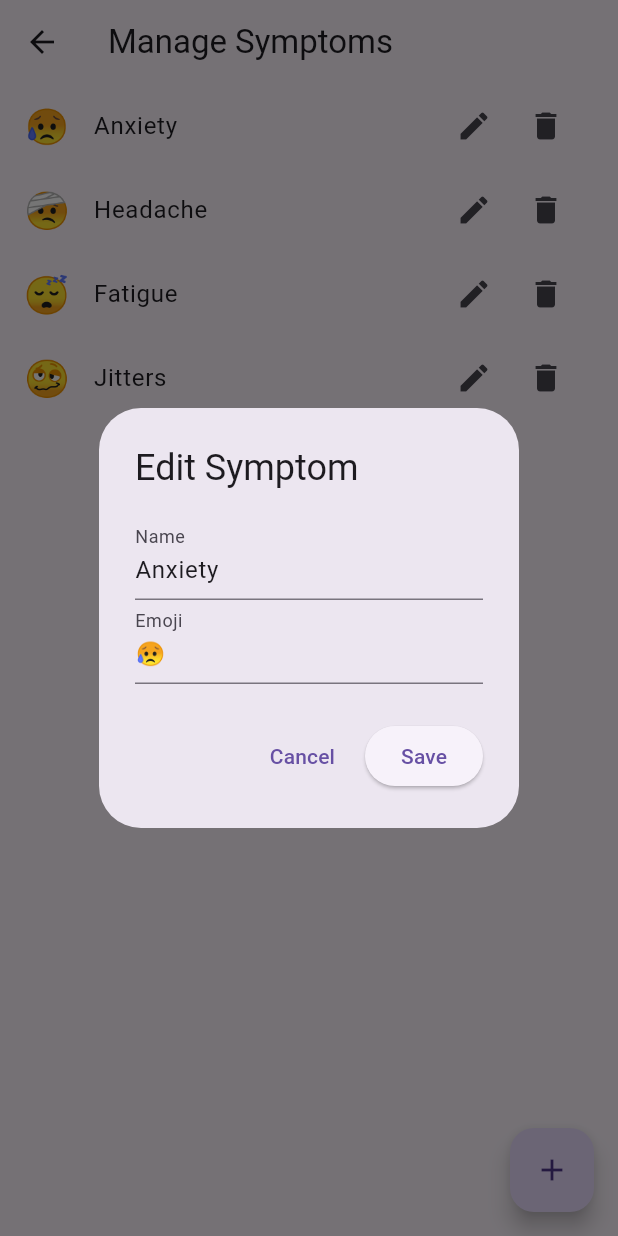
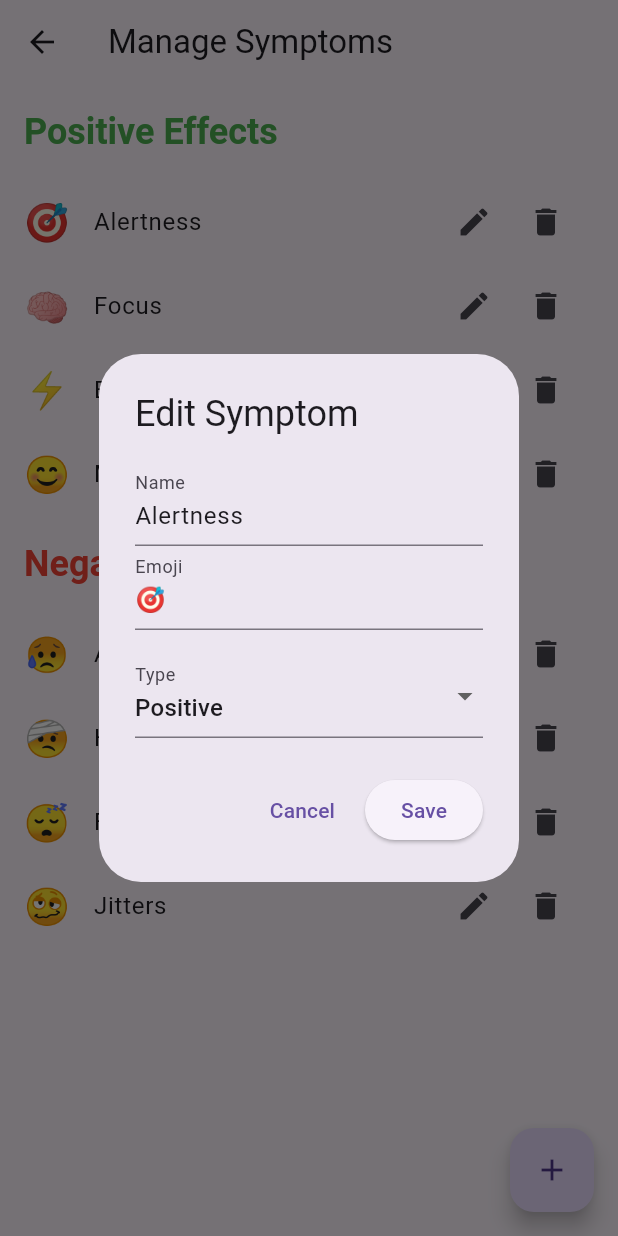
Before and after one commit to drg101/decaf, a Flutter app: the ManageSymptomsPage screen opened directly, after a tap on the "edit" icon, on a phone screen of 412 x 824 dp. Run offline on Flutter 3.47's test engine with Material 3 defaults, Android fonts, the phone set to English and light mode, and no system bars; our stand-ins replace fl_chart, flutter_riverpod, sembast.

Commit message:
Split negative and positive

```diff
--- a/lib/pages/manage_symptoms_page.dart
+++ b/lib/pages/manage_symptoms_page.dart
@@ -16,10 +16,66 @@ class ManageSymptomsPage extends ConsumerWidget {
       ),
       body: symptoms.when(
         data: (symptoms) {
-          return ListView.builder(
-            itemCount: symptoms.length,
-            itemBuilder: (context, index) {
-              final symptom = symptoms[index];
+          final positiveSymptoms = symptoms.where((s) => s.connotation == SymptomConnotation.positive).toList();
+          final negativeSymptoms = symptoms.where((s) => s.connotation == SymptomConnotation.negative).toList();
+
+          return SingleChildScrollView(
+            child: Column(
+              crossAxisAlignment: CrossAxisAlignment.start,
+              children: [
+                if (positiveSymptoms.isNotEmpty) ...[
+                  Padding(
+                    padding: const EdgeInsets.all(16.0),
+                    child: Text(
+                      'Positive Effects',
+                      style: Theme.of(context).textTheme.headlineSmall?.copyWith(
+                        color: Colors.green,
+                        fontWeight: FontWeight.bold,
+                      ),
+                    ),
+                  ),
+                  ...positiveSymptoms.map((symptom) => _buildSymptomTile(context, ref, symptom)),
+                ],
+                if (negativeSymptoms.isNotEmpty) ...[
+                  Padding(
+                    padding: const EdgeInsets.all(16.0),
+                    child: Text(
+                      'Negative Effects',
+                      style: Theme.of(context).textTheme.headlineSmall?.copyWith(
+                        color: Colors.red,
+                        fontWeight: FontWeight.bold,
+                      ),
+                    ),
+                  ),
+                  ...negativeSymptoms.map((symptom) => _buildSymptomTile(context, ref, symptom)),
+                ],
+                if (symptoms.isEmpty)
+                  const Center(
+                    child: Padding(
+                      padding: EdgeInsets.all(32.0),
+                      child: Text('No symptoms added yet'),
+                    ),
+                  ),
+              ],
+            ),
+          );
+        },
+        loading: () => const Center(child: CircularProgressIndicator()),
+        error: (error, stackTrace) => Center(child: Text('Error: $error')),
+      ),
+      floatingActionButton: FloatingActionButton(
+        onPressed: () {
+          showDialog(
+            context: context,
+            builder: (context) => const AddOrEditSymptomDialog(),
+          );
+        },
+        child: const Icon(Icons.add),
+      ),
+    );
+  }
+
+  Widget _buildSymptomTile(BuildContext context, WidgetRef ref, Symptom symptom) {
     return ListTile(
       leading: Text(symptom.emoji, style: const TextStyle(fontSize: 24)),
       title: Text(symptom.name),
@@ -44,21 +100,5 @@ class ManageSymptomsPage extends ConsumerWidget {
         ],
       ),
     );
-            },
-          );
-        },
-        loading: () => const Center(child: CircularProgressIndicator()),
-        error: (error, stackTrace) => Center(child: Text('Error: $error')),
-      ),
-      floatingActionButton: FloatingActionButton(
-        onPressed: () {
-          showDialog(
-            context: context,
-            builder: (context) => const AddOrEditSymptomDialog(),
-          );
-        },
-        child: const Icon(Icons.add),
-      ),
-    );
   }
 }
--- a/lib/providers/symptoms_provider.dart
+++ b/lib/providers/symptoms_provider.dart
@@ -1,6 +1,8 @@
 import 'package:decaf/providers/caffeine_options_provider.dart';
 import 'package:flutter_riverpod/flutter_riverpod.dart';
 import 'package:sembast/sembast.dart';
+
+enum SymptomConnotation { positive, negative }
 
 final symptomsProvider = StateNotifierProvider<SymptomsNotifier, AsyncValue<List<Symptom>>>((ref) {
   return SymptomsNotifier(ref.watch(databaseProvider));
@@ -10,13 +12,15 @@ class Symptom {
   final int? id;
   final String name;
   final String emoji;
+  final SymptomConnotation connotation;
 
-  Symptom({this.id, required this.name, required this.emoji});
+  Symptom({this.id, required this.name, required this.emoji, this.connotation = SymptomConnotation.negative});
 
   Map<String, dynamic> toMap() {
     return {
       'name': name,
       'emoji': emoji,
+      'connotation': connotation.name,
     };
   }
 
@@ -25,6 +29,10 @@ class Symptom {
       id: id,
       name: map['name'],
       emoji: map['emoji'],
+      connotation: SymptomConnotation.values.firstWhere(
+        (e) => e.name == map['connotation'],
+        orElse: () => SymptomConnotation.negative,
+      ),
     );
   }
 }
@@ -53,10 +61,14 @@ class SymptomsNotifier extends StateNotifier<AsyncValue<List<Symptom>>> {
       final count = await store.count(db);
       if (count == 0) {
         await store.addAll(db, [
-          Symptom(name: 'Anxiety', emoji: '😥').toMap(),
-          Symptom(name: 'Headache', emoji: '🤕').toMap(),
-          Symptom(name: 'Fatigue', emoji: '😴').toMap(),
-          Symptom(name: 'Jitters', emoji: '🥴').toMap(),
+          Symptom(name: 'Anxiety', emoji: '😥', connotation: SymptomConnotation.negative).toMap(),
+          Symptom(name: 'Headache', emoji: '🤕', connotation: SymptomConnotation.negative).toMap(),
+          Symptom(name: 'Fatigue', emoji: '😴', connotation: SymptomConnotation.negative).toMap(),
+          Symptom(name: 'Jitters', emoji: '🥴', connotation: SymptomConnotation.negative).toMap(),
+          Symptom(name: 'Alertness', emoji: '🎯', connotation: SymptomConnotation.positive).toMap(),
+          Symptom(name: 'Focus', emoji: '🧠', connotation: SymptomConnotation.positive).toMap(),
+          Symptom(name: 'Energy', emoji: '⚡', connotation: SymptomConnotation.positive).toMap(),
+          Symptom(name: 'Mood Boost', emoji: '😊', connotation: SymptomConnotation.positive).toMap(),
         ]);
         _getSymptoms();
       }
--- a/lib/widgets/add_or_edit_symptom_dialog.dart
+++ b/lib/widgets/add_or_edit_symptom_dialog.dart
@@ -15,12 +15,14 @@ class _AddOrEditSymptomDialogState extends ConsumerState<AddOrEditSymptomDialog>
   final _formKey = GlobalKey<FormState>();
   late String _name;
   late String _emoji;
+  late SymptomConnotation _connotation;
 
   @override
   void initState() {
     super.initState();
     _name = widget.symptom?.name ?? '';
     _emoji = widget.symptom?.emoji ?? '';
+    _connotation = widget.symptom?.connotation ?? SymptomConnotation.negative;
   }
 
   @override
@@ -54,6 +56,22 @@ class _AddOrEditSymptomDialogState extends ConsumerState<AddOrEditSymptomDialog>
               },
               onSaved: (value) => _emoji = value!,
             ),
+            const SizedBox(height: 16),
+            DropdownButtonFormField<SymptomConnotation>(
+              value: _connotation,
+              decoration: const InputDecoration(labelText: 'Type'),
+              items: SymptomConnotation.values.map((connotation) {
+                return DropdownMenuItem(
+                  value: connotation,
+                  child: Text(connotation.name.substring(0, 1).toUpperCase() + connotation.name.substring(1)),
+                );
+              }).toList(),
+              onChanged: (value) {
+                setState(() {
+                  _connotation = value!;
+                });
+              },
+            ),
           ],
         ),
       ),
@@ -70,6 +88,7 @@ class _AddOrEditSymptomDialogState extends ConsumerState<AddOrEditSymptomDialog>
                 id: widget.symptom?.id,
                 name: _name,
                 emoji: _emoji,
+                connotation: _connotation,
               );
               if (widget.symptom == null) {
                 ref.read(symptomsProvider.notifier).addSymptom(newSymptom);
```
Lines whose indentation alone changed are shown as unchanged.
